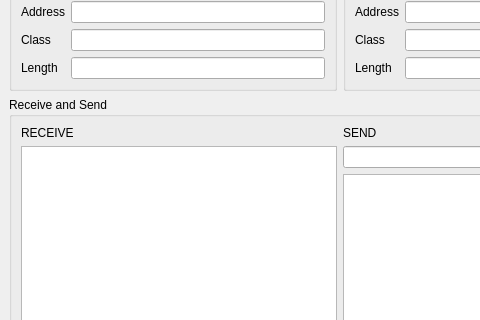
This is ui/sub_ui_usb.ui in zhengyinloong/KeyboardUC as Qt 5 draws it before an edit; both pictures show x 0 to 480 and y 125 to 445 of the 800 by 600 pixel window. The edited form follows.
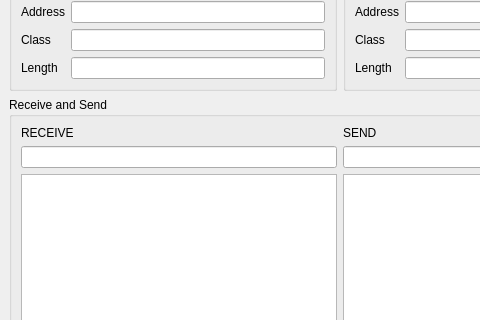
This is the edited form.

```diff
--- a/ui/sub_ui_usb.ui
+++ b/ui/sub_ui_usb.ui
@@ -116,12 +116,15 @@
          </property>
         </widget>
        </item>
-       <item row="1" column="0" rowspan="2">
-        <widget class="QTextBrowser" name="textBrowser_RECEIVE"/>
+       <item row="1" column="0">
+        <widget class="QLineEdit" name="lineEdit_RECEIVE"/>
        </item>
        <item row="1" column="1">
         <widget class="QLineEdit" name="lineEdit_SEND"/>
        </item>
+       <item row="2" column="0">
+        <widget class="QTextBrowser" name="textBrowser_RECEIVE"/>
+       </item>
        <item row="2" column="1">
         <widget class="QTextBrowser" name="textBrowser_SEND"/>
        </item>
```
